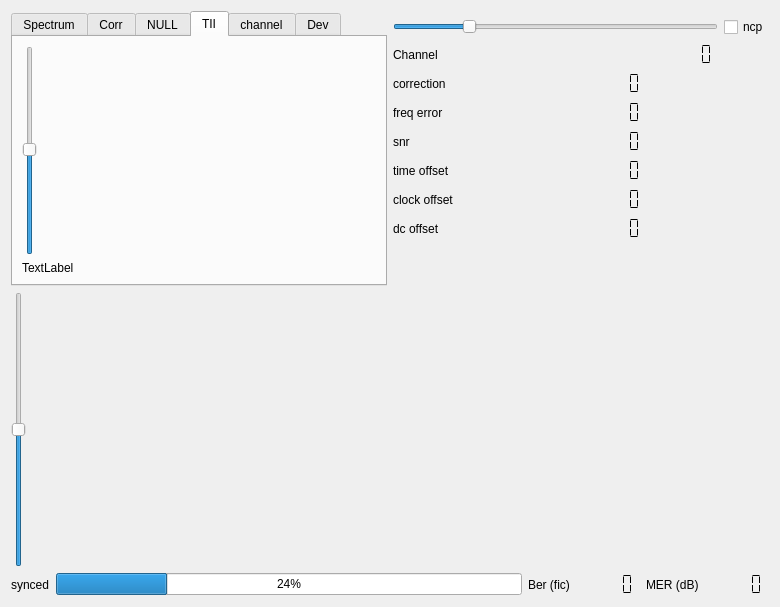
Above: sources/main/forms-v7/scopewidget.ui from JvanKatwijk/qt-dab before the change. Below: the same form after it.
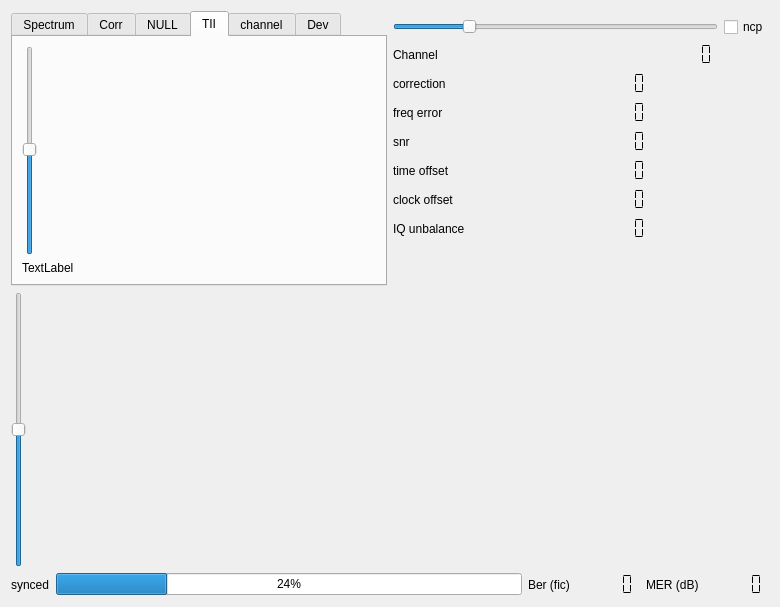
That is the form after the change. Custom widgets are drawn as their Qt base class.

The edit to the form file:
```diff
--- a/sources/main/forms-v7/scopewidget.ui
+++ b/sources/main/forms-v7/scopewidget.ui
@@ -462,7 +462,7 @@
          <item row="6" column="0">
           <widget class="QLabel" name="dcOffset_label">
            <property name="text">
-            <string>dc offset</string>
+            <string>IQ unbalance</string>
            </property>
           </widget>
          </item>
```
